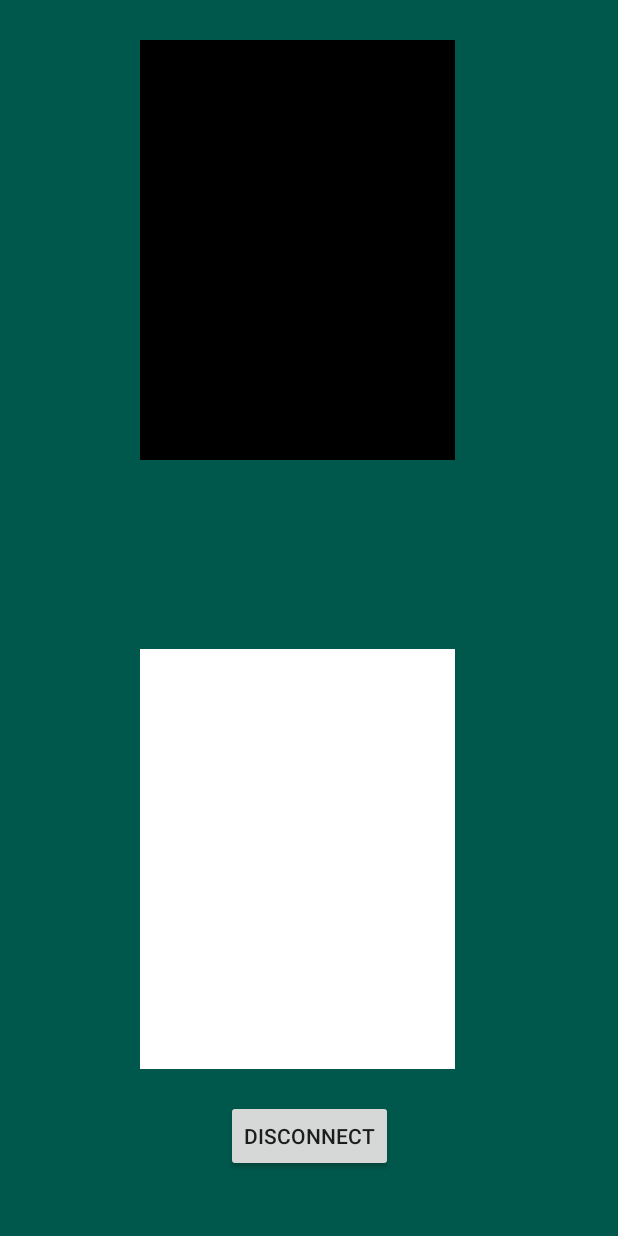
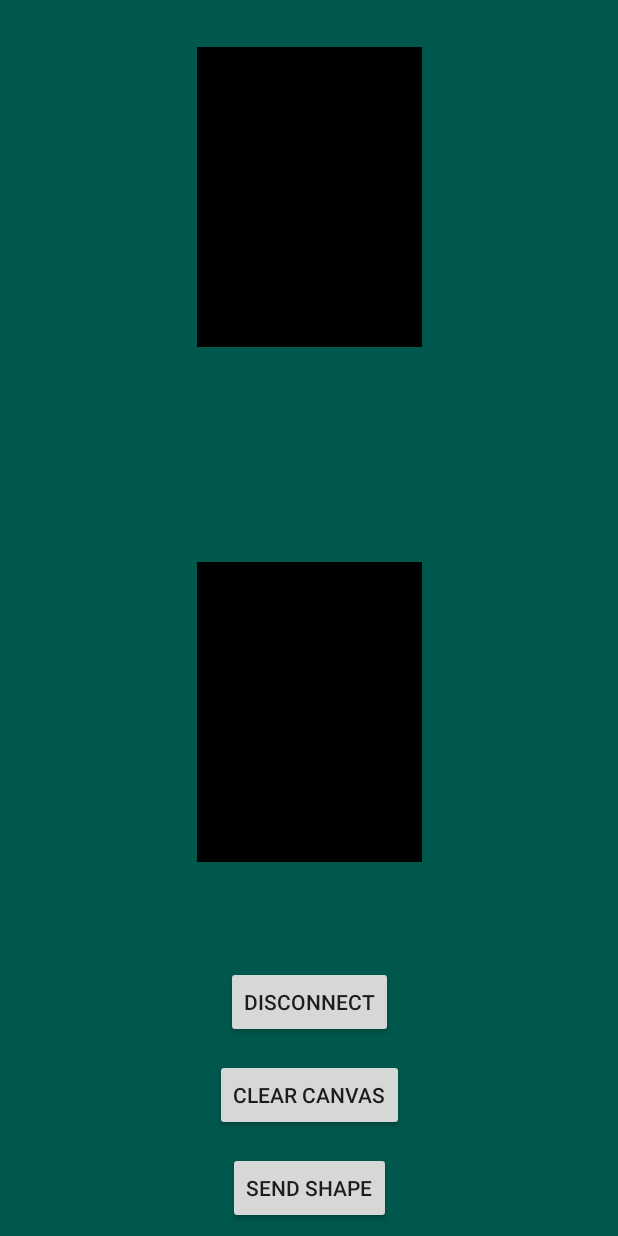
Before and after one commit to ayush12121997/MC_FINAL_Project, an Android app: the MainActivity screen opened directly, with no data from a screen before it, on a phone screen of 412 x 824 dp. Run offline under Robolectric (Android 15) with nearby library versions, the phone set to English and light mode, and no system bars; our stand-ins replace Firebase (no records; nobody signed in at launch, a user with empty details on screens opened directly); libraries missing offline, so code that uses them is left out: com.opentok.android, pub.devrel.easypermissions; Roboto replaces fonts that are not available here; 11 statements that could not run were skipped.

Commit message:
Final submission sending things here and there

```diff
--- /dev/null
+++ b/app/src/main/java/com/example/mcfinalproject/CanvasViewClient.java
@@ -0,0 +1,115 @@
+package com.example.mcfinalproject;
+
+import android.content.Context;
+import android.graphics.Bitmap;
+import android.graphics.Canvas;
+import android.graphics.Color;
+import android.graphics.Paint;
+import android.graphics.Path;
+import android.util.AttributeSet;
+import android.util.Log;
+import android.view.MotionEvent;
+import android.view.View;
+
+// MainActivity.java
+
+public class CanvasViewClient extends View {
+
+    public int width;
+    public int height;
+    private Bitmap mBitmap;
+    private Canvas mCanvas;
+    private Path mPath;
+    private Paint mPaint;
+    private float mX, mY;
+    private static final float TOLERANCE = 5;
+    Context context;
+    private static CanvasObject client_data;
+    String pl = "";
+
+    public CanvasViewClient(Context context, AttributeSet attrs) {
+        super(context, attrs);
+        this.context = context;
+
+        mPath = new Path();
+
+        mPaint = new Paint();
+        mPaint.setAntiAlias(true);
+        mPaint.setColor(Color.BLACK);
+        mPaint.setStyle(Paint.Style.STROKE);
+        mPaint.setStrokeJoin(Paint.Join.ROUND);
+        mPaint.setStrokeWidth(4f);
+    }
+
+    @Override
+    protected void onSizeChanged(int w, int h, int oldw, int oldh) {
+        super.onSizeChanged(w, h, oldw, oldh);
+
+        mBitmap = Bitmap.createBitmap(w, h, Bitmap.Config.ARGB_8888);
+        mCanvas = new Canvas(mBitmap);
+    }
+
+    @Override
+    protected void onDraw(Canvas canvas) {
+        super.onDraw(canvas);
+
+        canvas.drawPath(mPath, mPaint);
+    }
+
+    private void StartTouch(float x, float y){
+        mPath.moveTo(x, y);
+        mX = x;
+        mY = y;
+    }
+
+    private void moveTouch(float x, float y){
+        float dx = Math.abs(x - mX);
+        float dy = Math.abs(y - mY);
+        if(dx >= TOLERANCE || dy >= TOLERANCE){
+            mPath.quadTo(mX, mY, (x+mX) / 2, (y+mY) / 2);
+            mX = x;
+            mY = y;
+        }
+    }
+
+    public void clearCanvas(){
+        mPath.reset();
+        invalidate();
+    }
+
+    private void upTouch(){
+        mPath.lineTo(mX, mY);
+    }
+
+    @Override
+    public boolean onTouchEvent(MotionEvent event) {
+
+        float x = event.getX();
+        float y = event.getY();
+
+        switch (event.getAction()){
+            case MotionEvent.ACTION_DOWN:
+                client_data = new CanvasObject(x, y, -1);
+                pl = pl + x + "," + y +"," + "-1" + ";";
+                Log.d("SOCKET", client_data.x + " " + client_data.y + " " + client_data.flag);
+                StartTouch(x, y);
+                invalidate();
+                break;
+            case MotionEvent.ACTION_MOVE:
+                client_data = new CanvasObject(x, y, 0);
+                pl = pl + x + "," + y +"," + "0" + ";";
+                Log.d("SOCKET", client_data.x + " " + client_data.y + " " + client_data.flag);
+                moveTouch(x, y);
+                invalidate();
+                break;
+            case MotionEvent.ACTION_UP:
+                client_data = new CanvasObject(x, y, 1);
+                pl = pl + x + "," + y +"," + "1" + ";";
+                Log.d("SOCKET", client_data.x + " " + client_data.y + " " + client_data.flag);
+                upTouch();
+                invalidate();
+                break;
+        }
+        return true;
+    }
+}
--- /dev/null
+++ b/app/src/main/java/com/example/mcfinalproject/CanvasViewServer.java
@@ -0,0 +1,123 @@
+package com.example.mcfinalproject;
+
+import android.content.Context;
+import android.graphics.Bitmap;
+import android.graphics.Canvas;
+import android.graphics.Color;
+import android.graphics.Paint;
+import android.graphics.Path;
+import android.os.AsyncTask;
+import android.os.Handler;
+import android.os.Looper;
+import android.util.AttributeSet;
+import android.util.Log;
+import android.view.View;
+
+import java.io.IOException;
+import java.io.ObjectInputStream;
+import java.io.ObjectOutputStream;
+import java.net.ServerSocket;
+import java.net.Socket;
+
+// MainActivity2.java
+
+public class CanvasViewServer extends View {
+
+    public int width;
+    public int height;
+    private Bitmap mBitmap;
+    private Canvas mCanvas;
+    private Path mPath;
+    private Paint mPaint;
+    private float mX, mY;
+    private static final float TOLERANCE = 5;
+    Context context;
+
+    public CanvasViewServer(Context context, AttributeSet attrs) {
+        super(context, attrs);
+        this.context = context;
+
+        mPath = new Path();
+
+        mPaint = new Paint();
+        mPaint.setAntiAlias(true);
+        mPaint.setColor(Color.BLACK);
+        mPaint.setStyle(Paint.Style.STROKE);
+        mPaint.setStrokeJoin(Paint.Join.ROUND);
+        mPaint.setStrokeWidth(4f);
+    }
+
+    @Override
+    protected void onSizeChanged(int w, int h, int oldw, int oldh) {
+        super.onSizeChanged(w, h, oldw, oldh);
+
+        mBitmap = Bitmap.createBitmap(w, h, Bitmap.Config.ARGB_8888);
+        mCanvas = new Canvas(mBitmap);
+    }
+
+    @Override
+    protected void onDraw(Canvas canvas) {
+        super.onDraw(canvas);
+
+        canvas.drawPath(mPath, mPaint);
+    }
+
+    private void StartTouch(float x, float y) {
+        mPath.moveTo(x, y);
+        mX = x;
+        mY = y;
+    }
+
+    private void moveTouch(float x, float y) {
+        float dx = Math.abs(x - mX);
+        float dy = Math.abs(y - mY);
+        if (dx >= TOLERANCE || dy >= TOLERANCE) {
+            mPath.quadTo(mX, mY, (x + mX) / 2, (y + mY) / 2);
+            mX = x;
+            mY = y;
+        }
+    }
+
+    public void clearCanvas() {
+        mPath.reset();
+        invalidate();
+    }
+
+    private void upTouch() {
+        mPath.lineTo(mX, mY);
+    }
+
+    public void updateCanvas(final String data) {
+
+            if (data != null) {
+                Log.d("SOCKET", "In updateCanvas");
+                Log.d("SOCKET", data);
+                String[] points = data.split(";");
+                for (int i = 0; i < points.length; i++) {
+                    String pt = points[i];
+                    String[] val = pt.split(",");
+                    float x = Float.parseFloat(val[0]);
+                    float y = Float.parseFloat(val[1]);
+                    int flag = Integer.parseInt(val[2]);
+
+                    switch (flag) {
+                        case -1:
+                            StartTouch(x, y);
+                            invalidate();
+                            break;
+                        case 0:
+                            moveTouch(x, y);
+                            invalidate();
+                            break;
+                        case 1:
+                            upTouch();
+                            invalidate();
+                            break;
+                    }
+                }
+            } else {
+                Log.d("SOCKET", "In else");
+            }
+    }
+
+}
--- a/app/src/main/java/com/example/mcfinalproject/MainActivity.java
+++ b/app/src/main/java/com/example/mcfinalproject/MainActivity.java
@@ -52,6 +52,10 @@ public class MainActivity extends AppCompatActivity implements Session.SessionLi
     private String Proj = "";
     private String user;
     private String userID;
+    private CanvasViewClient canvasView;
+    private CanvasViewServer canvasView2;
+    private Button but;
+    private Button but2;
 
 //    public void makeConnection2()
 //    {
@@ -72,6 +76,12 @@ public class MainActivity extends AppCompatActivity implements Session.SessionLi
         Proj = intent.getStringExtra("Proj_ID");
         user = intent.getStringExtra("User");
         userID = intent.getStringExtra("UserID");
+        Log.i("CheckUser", userID);
+        but2 = (Button)findViewById(R.id.button);
+        canvasView = (CanvasViewClient)findViewById(R.id.canvas);
+        canvasView2 = (CanvasViewServer)findViewById(R.id.canvas2);
+
+        but = (Button)findViewById(R.id.button2);
         connectCall();
         mDatabase = FirebaseDatabase.getInstance().getReference().child("Call_User").child(Call_From);
         mDatabase.addValueEventListener(new ValueEventListener()
@@ -93,7 +103,26 @@ public class MainActivity extends AppCompatActivity implements Session.SessionLi
 
             }
         });
+        but.setOnClickListener(new View.OnClickListener() {
+            @Override
+            public void onClick(View view) {
+                Log.i("HelloCheck", "ASASASAS");
+                Log.i("LOLOLOLOLOL", canvasView.pl);
+                mDatabase.getRoot().child("Connections").child("Proj_1").child("CanvasDraw").setValue(canvasView.pl);
+
+            }
+        });
+        but2.setOnClickListener(new View.OnClickListener() {
+            @Override
+            public void onClick(View v) {
+                canvasView.clearCanvas();
+                canvasView.pl = "Noneee";
+                mDatabase.getRoot().child("Connections").child("Proj_1").child("CanvasDraw").setValue(canvasView.pl);
+
+            }
+        });
 //        makeConnection2();
+        checkDrawing();
     }
 
     @AfterPermissionGranted(RC_VIDEO_APP_PERM)
@@ -214,7 +243,7 @@ public class MainActivity extends AppCompatActivity implements Session.SessionLi
 
         if(mPublisher.getView() instanceof GLSurfaceView)
         {
-            ((GLSurfaceView) mPublisher.getView()).setZOrderOnTop(true);
+//            ((GLSurfaceView) mPublisher.getView()).setZOrderOnTop(false);
         }
 
         mSession.publish(mPublisher);
@@ -274,4 +303,49 @@ public class MainActivity extends AppCompatActivity implements Session.SessionLi
     {
 
     }
+
+    public void getDrawing(FirebaseCallback2 fbcb2)
+    {
+        mDatabase = FirebaseDatabase.getInstance().getReference();
+        mDatabase = mDatabase.getRoot().child("Connections").child("Proj_1").child("CanvasDraw");
+        mDatabase.addValueEventListener(new ValueEventListener()
+        {
+            @Override
+            public void onDataChange(@NonNull DataSnapshot dataSnapshot)
+            {
+                String rec = dataSnapshot.getValue().toString();
+                if(!rec.equals("Noneee"))
+                {
+                    fbcb2.onCallback2(rec);
+                }
+            }
+
+            @Override
+            public void onCancelled(@NonNull DatabaseError databaseError)
+            {
+
+            }
+        });
+    }
+
+    private interface FirebaseCallback2
+    {
+        void onCallback2(String rekt);
+    }
+
+    public void checkDrawing()
+    {
+        getDrawing(new FirebaseCallback2()
+        {
+            @Override
+            public void onCallback2(String rekt)
+            {
+                if(userID.equals("1"))
+                {
+                    Log.i("Get drawing", rekt);
+                    canvasView2.updateCanvas(rekt);
+                }
+            }
+        });
+    }
 }
--- a/app/src/main/res/layout/activity_main.xml
+++ b/app/src/main/res/layout/activity_main.xml
@@ -11,80 +11,91 @@
         android:id="@+id/buttonDisconnect"
         android:layout_width="wrap_content"
         android:layout_height="wrap_content"
-        android:layout_marginBottom="36dp"
-        android:layout_marginEnd="151dp"
-        android:layout_marginStart="151dp"
-        android:layout_marginTop="54dp"
+        android:onClick="disconnect"
         android:text="Disconnect"
-        android:onClick="disconnect"
         app:layout_constraintBottom_toBottomOf="parent"
         app:layout_constraintHorizontal_bias="0.5"
         app:layout_constraintLeft_toLeftOf="parent"
         app:layout_constraintRight_toRightOf="parent"
         app:layout_constraintTop_toTopOf="parent"
-        app:layout_constraintVertical_bias="0.99"/>
+        app:layout_constraintVertical_bias="0.83" />
 
-    <FrameLayout
-        android:id="@+id/publisher_container"
-        android:layout_width="210dp"
-        android:layout_height="280dp"
-        android:layout_gravity="bottom|end"
-        android:layout_marginBottom="16dp"
-        android:layout_marginEnd="16dp"
-        android:layout_marginRight="16dp"
-        android:background="#FFFFFF"
-        android:padding="2dp"
+    <Button
+        android:id="@+id/button"
+        android:layout_width="wrap_content"
+        android:layout_height="wrap_content"
+        android:text="CLEAR CANVAS"
         app:layout_constraintBottom_toBottomOf="parent"
         app:layout_constraintHorizontal_bias="0.5"
         app:layout_constraintLeft_toLeftOf="parent"
         app:layout_constraintRight_toRightOf="parent"
         app:layout_constraintTop_toTopOf="parent"
-        app:layout_constraintVertical_bias="0.82"/>
+        app:layout_constraintVertical_bias="0.91" />
 
-    <FrameLayout
-        android:id="@+id/subscriber_container"
-        android:layout_width="210dp"
-        android:layout_height="280dp"
-        android:layout_gravity="bottom|end"
-        android:layout_marginBottom="16dp"
-        android:layout_marginEnd="16dp"
-        android:layout_marginRight="16dp"
-        android:background="@color/common_google_signin_btn_text_dark_focused"
-        android:padding="2dp"
+    <Button
+        android:id="@+id/button2"
+        android:layout_width="wrap_content"
+        android:layout_height="wrap_content"
+        android:text="Send Shape"
         app:layout_constraintBottom_toBottomOf="parent"
         app:layout_constraintHorizontal_bias="0.5"
         app:layout_constraintLeft_toLeftOf="parent"
         app:layout_constraintRight_toRightOf="parent"
         app:layout_constraintTop_toTopOf="parent"
-        app:layout_constraintVertical_bias="0.05"/>
+        app:layout_constraintVertical_bias="0.99" />
 
-<!--    <FrameLayout-->
-<!--        android:id="@+id/frameLayout"-->
-<!--        android:layout_width="360dp"-->
-<!--        android:layout_height="480dp"-->
-<!--        app:layout_constraintBottom_toBottomOf="parent"-->
-<!--        app:layout_constraintHorizontal_bias="0.5"-->
-<!--        app:layout_constraintLeft_toLeftOf="parent"-->
-<!--        app:layout_constraintRight_toRightOf="parent"-->
-<!--        app:layout_constraintTop_toTopOf="parent"-->
-<!--        app:layout_constraintVertical_bias="0.3">-->
+    <FrameLayout
+        android:id="@+id/frameLayout2"
+        android:layout_width="150dp"
+        android:layout_height="200dp"
+        app:layout_constraintBottom_toBottomOf="parent"
+        app:layout_constraintHorizontal_bias="0.5"
+        app:layout_constraintLeft_toLeftOf="parent"
+        app:layout_constraintRight_toRightOf="parent"
+        app:layout_constraintTop_toTopOf="parent"
+        app:layout_constraintVertical_bias="0.6">
 
-<!--        <FrameLayout-->
-<!--            android:id="@+id/subscriber_container"-->
-<!--            android:layout_width="fill_parent"-->
-<!--            android:layout_height="fill_parent"-->
-<!--            android:background="@color/common_google_signin_btn_text_dark_focused" />-->
+        <FrameLayout
+            android:id="@+id/subscriber_container"
+            android:layout_width="fill_parent"
+            android:layout_height="fill_parent"
+            android:background="@color/common_google_signin_btn_text_dark_focused" />
 
-<!--        <FrameLayout-->
-<!--            android:id="@+id/publisher_container"-->
-<!--            android:layout_width="180dp"-->
-<!--            android:layout_height="240dp"-->
-<!--            android:layout_gravity="bottom|end"-->
-<!--            android:layout_marginBottom="16dp"-->
-<!--            android:layout_marginEnd="16dp"-->
-<!--            android:layout_marginRight="16dp"-->
-<!--            android:background="#FFFFFF"-->
-<!--            android:padding="2dp" />-->
-<!--    </FrameLayout>-->
+        <com.example.mcfinalproject.CanvasViewClient
+            android:id="@+id/canvas"
+            android:layout_width="fill_parent"
+            android:layout_height="fill_parent" />
+    </FrameLayout>
+
+    <FrameLayout
+        android:id="@+id/frameLayout3"
+        android:layout_width="150dp"
+        android:layout_height="200dp"
+        app:layout_constraintBottom_toBottomOf="parent"
+        app:layout_constraintHorizontal_bias="0.5"
+        app:layout_constraintLeft_toLeftOf="parent"
+        app:layout_constraintRight_toRightOf="parent"
+        app:layout_constraintTop_toTopOf="parent"
+        app:layout_constraintVertical_bias="0.05">
+
+        <FrameLayout
+            android:id="@+id/publisher_container"
+            android:layout_width="fill_parent"
+            android:layout_height="fill_parent"
+            android:background="@color/common_google_signin_btn_text_dark_focused">
+
+        </FrameLayout>
+
+        <com.example.mcfinalproject.CanvasViewServer
+            android:id="@+id/canvas2"
+            android:layout_width="match_parent"
+            android:layout_height="match_parent" />
+
+        <com.example.mcfinalproject.CanvasViewServer
+            android:id="@+id/canvas3"
+            android:layout_width="fill_parent"
+            android:layout_height="fill_parent" />
+    </FrameLayout>
+
 
 </androidx.constraintlayout.widget.ConstraintLayout>
```
Also changed, not shown: app/src/main/java/com/example/mcfinalproject/CanvasObject.java (added, +16 -0 lines), app/src/main/java/com/example/mcfinalproject/ClientSend.java (added, +27 -0 lines).
